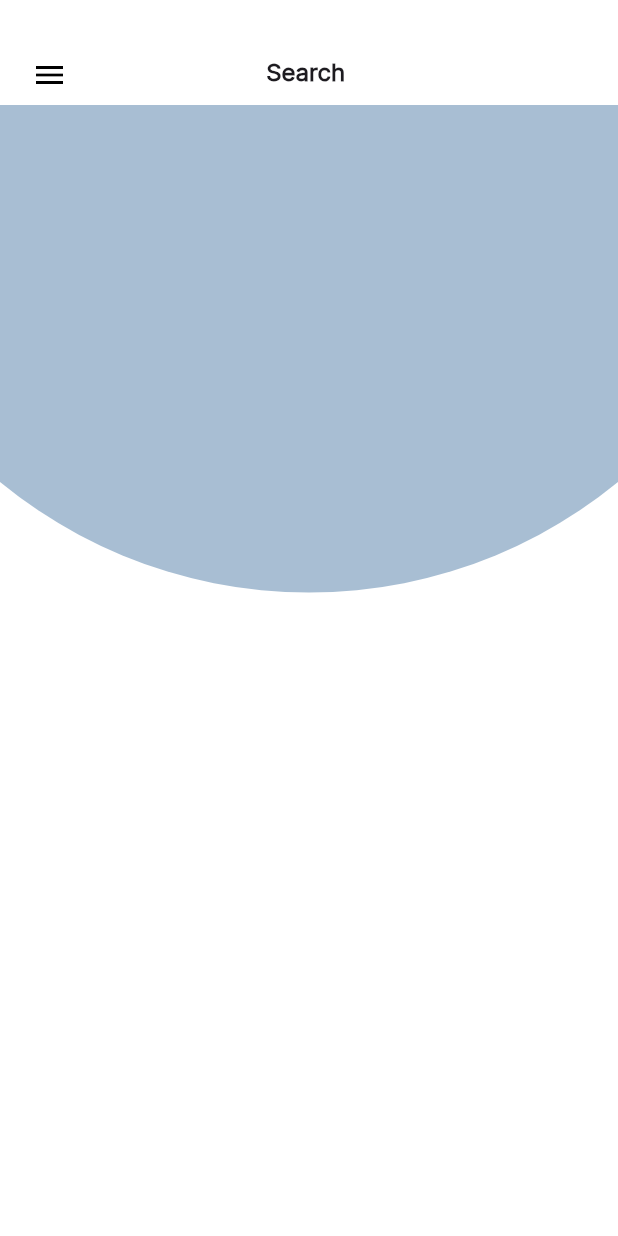
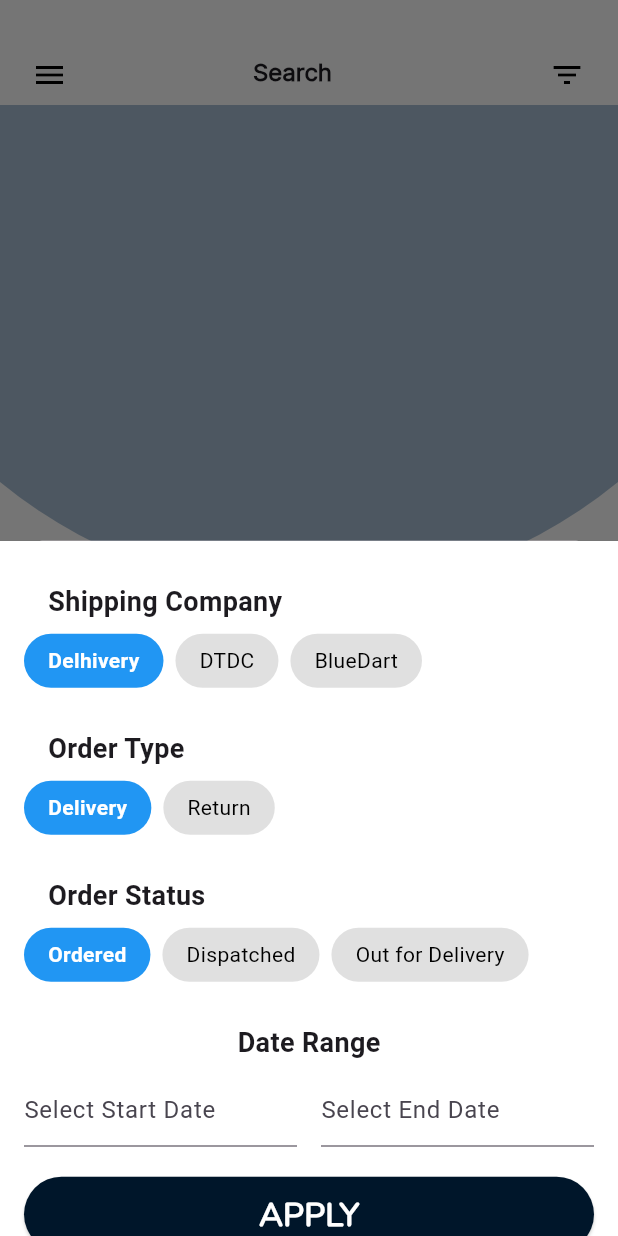
Before and after one commit to hardikkalia/dass-project, a Flutter app: the SearchScreen screen opened directly, on a phone screen of 412 x 824 dp. Run offline on Flutter 3.47's test engine with Material 3 defaults, Android fonts, the phone set to English and light mode, and no system bars; our stand-ins replace permission_handler, pin_code_fields, shared_preferences; missing offline and left inert: sms_advanced; accounts and stored records are empty.

Commit message:
Filter Functionality

```diff
--- a/code/cart_genie/lib/features/profile/screens/profile_screen.dart
+++ b/code/cart_genie/lib/features/profile/screens/profile_screen.dart
@@ -142,7 +142,7 @@ class _ProfileScreenState extends State<ProfileScreen> {
           ),
           SingleChildScrollView(
             child: Padding(
-              padding: const EdgeInsets.fromLTRB(25, 40, 25, 0),
+              padding: const EdgeInsets.fromLTRB(25, 40, 25, 40),
               child: Container(
                 // height: 720,
                 padding: const EdgeInsets.all(20.0),
--- a/code/cart_genie/lib/features/search/screens/search_screen.dart
+++ b/code/cart_genie/lib/features/search/screens/search_screen.dart
@@ -1,8 +1,13 @@
-
+import 'package:cart_genie/common/widgets/custom_button.dart';
+import 'package:cart_genie/features/search/widgets/dates.dart';
+import 'package:flutter/material.dart';
 import 'package:cart_genie/common/widgets/drawer.dart';
-import 'package:flutter/material.dart';
 import 'package:cart_genie/common/widgets/background.dart';
 import 'package:cart_genie/constants/global_variables.dart';
+import 'package:cart_genie/features/faq/screens/faq_screen.dart';
+import 'package:cart_genie/features/search/widgets/filters.dart';
+import 'package:cart_genie/features/search/widgets/dates.dart';
+import 'package:cart_genie/features/search/widgets/options.dart';
 
 class SearchScreen extends StatefulWidget {
   static const String routename = '/search';
@@ -13,24 +18,132 @@ class SearchScreen extends StatefulWidget {
 }
 
 class _SearchScreenState extends State<SearchScreen> {
+  bool _isFilterOpened = false;
+
+  List<Options> selected = [];
+  // GlobalKey to access the ScaffoldState for opening the drawer
+  final GlobalKey<ScaffoldState> _scaffoldKey = GlobalKey<ScaffoldState>();
+
+  @override
+  void initState() {
+    super.initState();
+    WidgetsBinding.instance!.addPostFrameCallback((_) {
+      _openFilterScreen(context);
+    });
+  }
+
+
+  void _openFilterScreen(BuildContext context) {
+    // Define variables to store selected options
+    String selectedShippingCompany = '';
+    String selectedOrderType = '';
+    String selectedOrderStatus = '';
+    DateTime? selectedStart;
+    DateTime? selectedEnd;
+    showModalBottomSheet(
+      context: context,
+      builder: (BuildContext context) {
+        return StatefulBuilder(
+          builder: (BuildContext context, StateSetter setState) {
+            return SingleChildScrollView(
+              child: Container(
+                padding: EdgeInsets.symmetric(vertical: 20, horizontal: 16),
+                color: Colors.white, // Background color of the bottom sheet
+                child: Column(
+                  crossAxisAlignment: CrossAxisAlignment.stretch,
+                  mainAxisSize: MainAxisSize.min,
+                  children: [
+                    FilterSection(
+                      heading: "Shipping Company",
+                      options: ['Delhivery', 'DTDC', 'BlueDart'],
+                      onSelect: (selectedOption) {
+                        setState(() {
+                          selectedShippingCompany = selectedOption;
+                        });
+                      },
+                    ),
+                    SizedBox(height: 20),
+                    FilterSection(
+                      heading: "Order Type",
+                      options: ['Delivery', 'Return'],
+                      onSelect: (selectedOption) {
+                        setState(() {
+                          selectedOrderType = selectedOption;
+                        });
+                      },
+                    ),
+                    SizedBox(height: 20),
+                    FilterSection(
+                      heading: "Order Status",
+                      options: ['Ordered', 'Dispatched', 'Out for Delivery'],
+                      onSelect: (selectedOption) {
+                        setState(() {
+                          selectedOrderStatus = selectedOption;
+                        });
+                      },
+                    ),
+                    SizedBox(height: 20),
+                    DateRange(
+                        heading: 'Date Range',
+                        onRangeSelected: (DateTimeRange? selectedRange) {
+                          if (selectedRange != null) {
+                            setState(() {
+                              selectedStart = selectedRange.start;
+                              selectedEnd = selectedRange.end;
+                            }
+                            );
+                          }
+                            else {}
+                        }
+                    ),
+                    SizedBox(height: 20),
+                    CustomButton(
+                      onTap: () {
+                        setState((){
+                          selected  = [
+                            Options(
+                              company:selectedShippingCompany,
+                              ordertype:selectedOrderType,
+                              status:selectedOrderStatus,
+                              start:selectedStart,
+                              end:selectedEnd,
+                            )
+                          ];
+                        });
+                        Navigator.pop(context); // Close the bottom sheet
+                      },
+                      text: 'APPLY',
+                    ),
+                    SizedBox(height: 20),
+                  ],
+                ),
+              ),
+            );
+          },
+        );
+      },
+    );
+  }
+
+
 
   @override
   Widget build(BuildContext context) {
-    // final user = Provider.of<UserProvider>(context).user;
     return Scaffold(
+      key: _scaffoldKey, // Assign the GlobalKey to the Scaffold
       appBar: PreferredSize(
         preferredSize: const Size.fromHeight(70),
         child: AppBar(
           flexibleSpace: Container(
-            decoration: const BoxDecoration(
+            decoration: BoxDecoration(
               color: GlobalVariables.backgroundColor,
             ),
           ),
-          title: const Center(
+          title: Center(
             child: Padding(
-              padding: EdgeInsets.only(top: 40, right: 20),
+              padding: const EdgeInsets.only(top: 40, right: 20),
               child: Text(
-                'Search         ',
+                'Search',
                 style: TextStyle(
                   fontSize: 16.0,
                   fontFamily: 'Inter',
@@ -41,18 +154,26 @@ class _SearchScreenState extends State<SearchScreen> {
             ),
           ),
           leading: Padding(
-            padding: const EdgeInsets.only(top: 30, left: 10), // Adjust top and left padding as needed
-            child: Builder(
-              builder: (BuildContext context) {
-                return IconButton(
-                  icon: const Icon(Icons.menu),
-                  onPressed: () {
-                    Scaffold.of(context).openDrawer();
-                  },
-                );
+            padding: const EdgeInsets.only(top: 30, left: 10),
+            child: IconButton(
+              icon: const Icon(Icons.menu),
+              onPressed: () {
+                // Open the drawer using the GlobalKey
+                _scaffoldKey.currentState!.openDrawer();
               },
             ),
           ),
+          actions: [
+            Padding(
+              padding: const EdgeInsets.only(top: 30, right: 10),
+              child: IconButton(
+                icon: Icon(Icons.filter_list),
+                onPressed: () {
+                  _openFilterScreen(context);
+                },
+              ),
+            ),
+          ],
         ),
       ),
       drawer: DrawerWidget(),
@@ -61,8 +182,8 @@ class _SearchScreenState extends State<SearchScreen> {
           Column(
             children: [
               Semicircle(
-                radius: 325, // Adjust the height as per your requirement
-                color: GlobalVariables.greyBackgroundColor, // Set the color of the semicircle
+                radius: 325,
+                color: GlobalVariables.greyBackgroundColor,
               ),
             ],
           ),
--- /dev/null
+++ b/code/cart_genie/lib/features/search/widgets/dates.dart
@@ -0,0 +1,104 @@
+import 'package:flutter/material.dart';
+
+class DateRange extends StatefulWidget {
+  final String heading;
+  final ValueChanged<DateTimeRange?> onRangeSelected;
+  // final DateTime start;
+  // final DateTime end;
+  DateRange({
+    required this.heading,
+    required this.onRangeSelected,
+    // required this.start,
+    // required this.end,
+  });
+
+  @override
+  _DateRangeState createState() => _DateRangeState();
+}
+
+class _DateRangeState extends State<DateRange> {
+  DateTime? _startDate;
+  DateTime? _endDate;
+
+  Future<void> _selectDate(BuildContext context, bool isStartDate) async {
+    final DateTime? picked = await showDatePicker(
+      context: context,
+      initialDate: isStartDate ? (_startDate ?? DateTime.now()) : (_endDate ?? DateTime.now()),
+      firstDate: DateTime.now().subtract(Duration(days: 365)), // One year before today
+      lastDate: DateTime.now().add(Duration(days: 365)), // One year after today
+    );
+
+    if (picked != null) {
+      setState(() {
+        if (isStartDate) {
+          _startDate = picked;
+        } else {
+          _endDate = picked;
+        }
+
+        // Ensure both start and end dates are selected and start date is before end date
+        if (_startDate != null && _endDate != null && _startDate!.isBefore(_endDate!)) {
+          widget.onRangeSelected(DateTimeRange(start: _startDate!, end: _endDate!)); // Invoke callback with date range
+          print('Start Date: ${_formatDate(_startDate!)}');
+          print('End Date: ${_formatDate(_endDate!)}');
+        }
+      });
+    }
+  }
+
+  @override
+  Widget build(BuildContext context) {
+    return Column(
+      mainAxisAlignment: MainAxisAlignment.start,
+      children: <Widget>[
+        Padding(
+          padding: const EdgeInsets.symmetric(vertical: 8.0, horizontal: 0.0),
+            child: Text(
+            widget.heading,
+            style: TextStyle(
+            fontSize: 18,
+            fontWeight: FontWeight.bold,
+            ),
+          ),
+          ),
+
+        Row(
+        mainAxisAlignment: MainAxisAlignment.spaceEvenly,
+        children: [
+          Expanded(
+            child: GestureDetector(
+              onTap: () => _selectDate(context, true),
+              child: AbsorbPointer(
+                absorbing: true, // Prevent taps on the text field
+                child: TextFormField(
+                  decoration: InputDecoration(
+                    hintText: _startDate != null ? _formatDate(_startDate!) : 'Select Start Date',
+                  ),
+                ),
+              ),
+            ),
+          ),
+          SizedBox(width: 16.0), // Add spacing between text fields
+          Expanded(
+            child: GestureDetector(
+              onTap: () => _selectDate(context, false),
+              child: AbsorbPointer(
+                absorbing: true, // Prevent taps on the text field
+                child: TextFormField(
+                  decoration: InputDecoration(
+                    hintText: _endDate != null ? _formatDate(_endDate!) : 'Select End Date',
+                  ),
+                ),
+              ),
+            ),
+          ),
+        ],
+    )
+    ],
+    );
+  }
+
+  String _formatDate(DateTime date) {
+    return '${date.day.toString().padLeft(2, '0')}/${date.month.toString().padLeft(2, '0')}/${date.year}';
+  }
+}
--- /dev/null
+++ b/code/cart_genie/lib/features/search/widgets/filters.dart
@@ -0,0 +1,97 @@
+import 'package:flutter/material.dart';
+
+class FilterSection extends StatefulWidget {
+  final String heading;
+  final List<String> options;
+  final ValueChanged<String> onSelect;
+
+  FilterSection({
+    required this.heading,
+    required this.options,
+    required this.onSelect,
+  });
+
+  @override
+  _FilterSectionState createState() => _FilterSectionState();
+}
+
+class _FilterSectionState extends State<FilterSection> {
+  late String selectedOption;
+
+  @override
+  void initState() {
+    super.initState();
+    // Initialize selectedOption with the default choose value
+    selectedOption = widget.options.first;
+  }
+
+  @override
+  Widget build(BuildContext context) {
+    return Column(
+      crossAxisAlignment: CrossAxisAlignment.start,
+      children: [
+        Padding(
+          padding: const EdgeInsets.symmetric(vertical: 8.0, horizontal: 16.0),
+          child: Text(
+            widget.heading,
+            style: TextStyle(
+              fontSize: 18,
+              fontWeight: FontWeight.bold,
+            ),
+          ),
+        ),
+        Wrap(
+          spacing: 8.0,
+          runSpacing: 8.0,
+          children: List.generate(widget.options.length, (index) {
+            final option = widget.options[index];
+            return FilterButton(
+              text: option,
+              isSelected: selectedOption == option,
+              onTap: () {
+                setState(() {
+                  selectedOption = option;
+                  // Notify parent widget about the selected option
+                  widget.onSelect(selectedOption);
+                });
+              },
+            );
+          }),
+        ),
+      ],
+    );
+  }
+}
+
+class FilterButton extends StatelessWidget {
+  final String text;
+  final bool isSelected;
+  final VoidCallback onTap;
+
+  FilterButton({
+    required this.text,
+    required this.isSelected,
+    required this.onTap,
+  });
+
+  @override
+  Widget build(BuildContext context) {
+    return GestureDetector(
+      onTap: onTap,
+      child: Container(
+        padding: EdgeInsets.symmetric(horizontal: 16, vertical: 8),
+        decoration: BoxDecoration(
+          color: isSelected ? Colors.blue : Colors.grey[300],
+          borderRadius: BorderRadius.circular(20),
+        ),
+        child: Text(
+          text,
+          style: TextStyle(
+            color: isSelected ? Colors.white : Colors.black,
+            fontWeight: isSelected ? FontWeight.bold : FontWeight.normal,
+          ),
+        ),
+      ),
+    );
+  }
+}
--- /dev/null
+++ b/code/cart_genie/lib/features/search/widgets/options.dart
@@ -0,0 +1,36 @@
+import 'package:flutter/material.dart';
+
+class Options extends StatelessWidget {
+  final String company;
+  final String ordertype;
+  final String status;
+  final DateTime? start;
+  final DateTime? end;
+
+  const Options({
+    Key? key,
+    required this.company,
+    required this.ordertype,
+    required this.status,
+    required this.start,
+    required this.end,
+}) : super(key: key);
+  @override
+  Widget build(BuildContext context) {
+    // This build method can be implemented based on how you intend to use the Options widget
+    // For example, you could return a widget that displays the selected options
+    return Container(
+      // Example: Displaying selected options in a ListTile
+      // child: ListTile(
+      //   title: Text('Company: $company'),
+      //   subtitle: Column(
+      //     crossAxisAlignment: CrossAxisAlignment.start,
+      //     children: [
+      //       Text('Order Type: $ordertype'),
+      //       Text('Status: $status'),
+      //     ],
+      //   ),
+      // ),
+    );
+  }
+}
```
